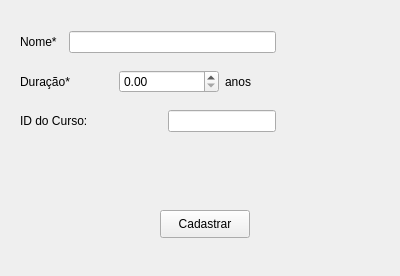
Qt form SistemaDeMatriculas-V0/cadcurso.ui (leonardopereira10/UEG) before a commit.
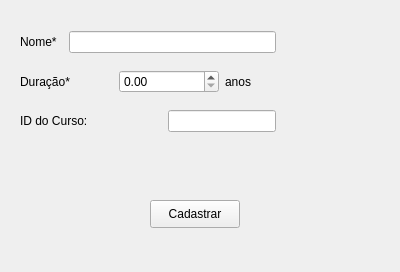
The same form after that commit. Icons and pictures are not drawn.

```diff
--- a/SistemaDeMatriculas-V0/cadcurso.ui
+++ b/SistemaDeMatriculas-V0/cadcurso.ui
@@ -7,7 +7,7 @@
     <x>0</x>
     <y>0</y>
     <width>400</width>
-    <height>276</height>
+    <height>272</height>
    </rect>
   </property>
   <property name="windowTitle">
@@ -33,8 +33,8 @@
   <widget class="QPushButton" name="btnCadastrar">
    <property name="geometry">
     <rect>
-     <x>160</x>
-     <y>210</y>
+     <x>150</x>
+     <y>200</y>
      <width>90</width>
      <height>28</height>
     </rect>
@@ -46,8 +46,8 @@
   <widget class="QLabel" name="labelValid">
    <property name="geometry">
     <rect>
-     <x>130</x>
-     <y>180</y>
+     <x>120</x>
+     <y>170</y>
      <width>151</width>
      <height>16</height>
     </rect>
```
Left out of the diff: 6 changed lines with no effect on the pictures.
